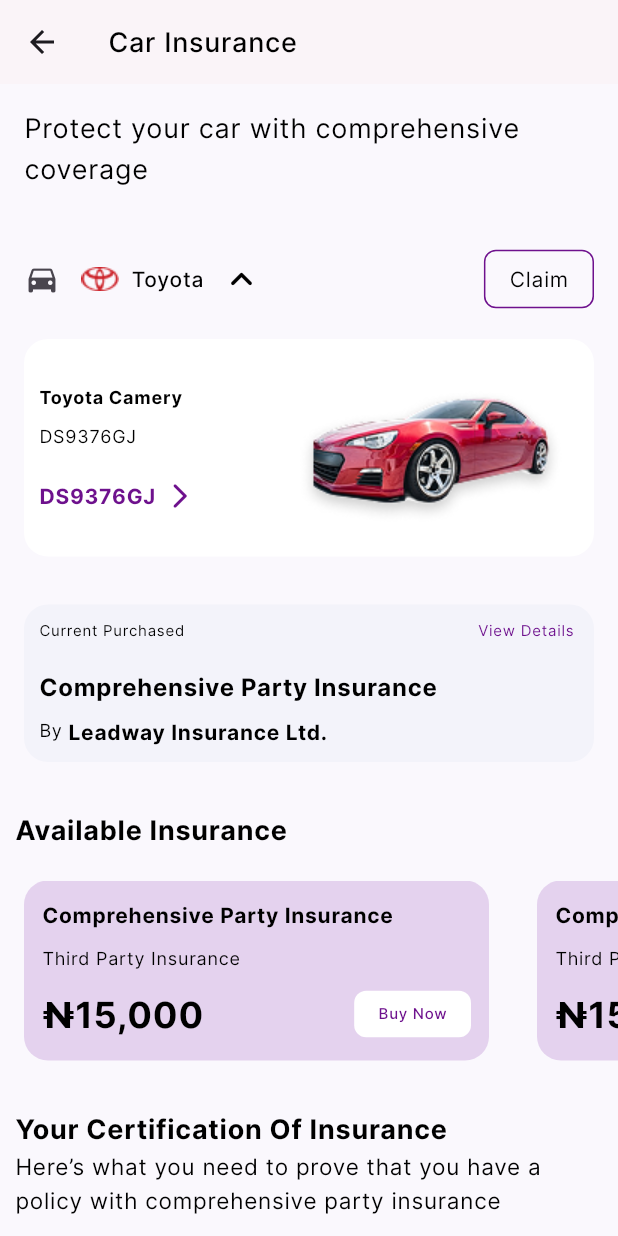
After one commit to MotorBy/motorby-app, a Flutter app: the screen it shows after launch, after a tap on "Car Insurance", on a phone screen of 412 x 824 dp. The commit adds this screen. Run offline on Flutter 3.47's test engine with Material 3 defaults, Android fonts, the phone set to English and light mode, and no system bars; our stand-ins replace app_links, carousel_slider, firebase_core, firebase_messaging, firebase_storage, flutter_svg and 10 more; missing offline and left inert: flutter_paystack_max; accounts and stored records are empty; generated files the repository leaves out were written again; network calls fail; project files that could hold a hidden picture were left out.

Commit message:
progress on insurance screen

```diff
--- /dev/null
+++ b/lib/ui/new_ui/home/insurance.dart
@@ -0,0 +1,302 @@
+import 'package:flutter/material.dart';
+import 'package:mobile_auto_drive/ui/new_ui/home/new_home.dart';
+import 'package:mobile_auto_drive/utils/colors.dart';
+import 'package:mobile_auto_drive/utils/get_svg_png.dart';
+import 'package:mobile_auto_drive/utils/margin.dart';
+import 'package:mobile_auto_drive/widgets/app_container_widget.dart';
+import 'package:mobile_auto_drive/widgets/texts.dart';
+
+class InsuranceScreen extends StatefulWidget {
+  const InsuranceScreen({super.key});
+
+  @override
+  State<InsuranceScreen> createState() => _InsuranceScreenState();
+}
+
+class _InsuranceScreenState extends State<InsuranceScreen> {
+  @override
+  Widget build(BuildContext context) {
+    return Scaffold(
+      appBar: AppBar(
+        leading: GestureDetector(
+            onTap: () {
+              Navigator.of(context).pop();
+            },
+            child: const GetSvgImage(
+              image: 'assets/images/arrow_back.svg',
+              boxFit: BoxFit.scaleDown,
+            )),
+        centerTitle: false,
+        backgroundColor: XColors.highlightColor().withOpacity(0.1),
+        title: const NormalText(
+          text: 'Car Insurance',
+          fontSize: 18,
+          fontWeight: FontWeight.w500,
+        ),
+      ),
+      backgroundColor: XColors.background(),
+      body: SingleChildScrollView(
+        child: Column(
+          crossAxisAlignment: CrossAxisAlignment.start,
+          children: [
+            const YMargin(16),
+            Padding(
+              padding: const EdgeInsets.symmetric(horizontal: 16.0),
+              child: NormalText(
+                text: 'Protect your car with comprehensive coverage',
+                fontSize: 18,
+                fontWeight: FontWeight.w400,
+                textColor: XColors.black(),
+              ),
+            ),
+            const YMargin(36),
+            ListTile(
+              contentPadding: const EdgeInsets.symmetric(horizontal: 16.0),
+              leading: const Icon(Icons.directions_car),
+              dense: true,
+              visualDensity: const VisualDensity(horizontal: -4),
+              title: Row(
+                children: [
+                  Image.asset('assets/images/toyota-logo.png', height: 24),
+                  const SizedBox(width: 2),
+                  const NormalText(
+                    text: 'Toyota',
+                    fontWeight: FontWeight.w500,
+                    fontSize: 14,
+                  ),
+                  const XMargin(10),
+                  Icon(
+                    Icons.expand_less_rounded,
+                    color: XColors.black(),
+                    size: 30,
+                  )
+                ],
+              ),
+              onTap: () {
+                showModalBottomSheet(
+                  context: context,
+                  shape: const RoundedRectangleBorder(
+                    borderRadius:
+                        BorderRadius.vertical(top: Radius.circular(20)),
+                  ),
+                  builder: (context) => const VehicleSelectionBottomSheet(),
+                );
+              },
+              trailing: ContainerWidget(
+                borderColor: XColors.primaryColor2(),
+                hasBorder: true,
+                borderThickness: 1,
+                borderRadius: BorderRadius.circular(8),
+                padding:
+                    const EdgeInsets.symmetric(vertical: 8, horizontal: 16),
+                child: const NormalText(
+                  text: 'Claim',
+                  fontSize: 14,
+                  fontWeight: FontWeight.w400,
+                ),
+              ),
+            ),
+            const YMargin(16),
+            ContainerWidget(
+              margin: const EdgeInsets.symmetric(horizontal: 16.0),
+              padding: const EdgeInsets.symmetric(vertical: 10, horizontal: 10),
+              backgroundColor: XColors.white(),
+              borderRadius: BorderRadius.circular(16),
+              child: Row(
+                mainAxisAlignment: MainAxisAlignment.spaceBetween,
+                children: [
+                  Column(
+                    crossAxisAlignment: CrossAxisAlignment.start,
+                    children: [
+                      const NormalText(
+                        text: 'Toyota Camery',
+                        fontSize: 12,
+                        fontWeight: FontWeight.w600,
+                      ),
+                      const YMargin(8),
+                      const NormalText(
+                        text: 'DS9376GJ',
+                        fontSize: 12,
+                        fontWeight: FontWeight.w400,
+                      ),
+                      const YMargin(20),
+                      Row(
+                        children: [
+                          NormalText(
+                            text: 'DS9376GJ',
+                            fontSize: 14,
+                            fontWeight: FontWeight.w600,
+                            textColor: XColors.primaryColor2(),
+                          ),
+                          const XMargin(6),
+                          Icon(
+                            Icons.arrow_forward_ios_rounded,
+                            color: XColors.primaryColor2(),
+                            size: 20,
+                          ),
+                        ],
+                      ),
+                    ],
+                  ),
+                  const GetPngImage(image: 'assets/images/auto/camery_car.png')
+                ],
+              ),
+            ),
+            const YMargin(32),
+            ContainerWidget(
+              margin: const EdgeInsets.symmetric(horizontal: 16.0),
+              padding: const EdgeInsets.symmetric(vertical: 10, horizontal: 10),
+              backgroundColor: Color(0xFFF3F3FA),
+              borderRadius: BorderRadius.circular(16),
+              child: Row(
+                mainAxisAlignment: MainAxisAlignment.spaceBetween,
+                crossAxisAlignment: CrossAxisAlignment.start,
+                children: [
+                  Column(
+                    crossAxisAlignment: CrossAxisAlignment.start,
+                    children: [
+                      const NormalText(
+                        text: 'Current Purchased ',
+                        fontSize: 10,
+                        fontWeight: FontWeight.w400,
+                      ),
+                      const YMargin(18),
+                      const NormalText(
+                        text: 'Comprehensive Party Insurance',
+                        fontSize: 16,
+                        fontWeight: FontWeight.w600,
+                      ),
+                      const YMargin(7),
+                      Row(
+                        children: [
+                          NormalText(
+                            text: 'By ',
+                            fontSize: 12,
+                            fontWeight: FontWeight.w400,
+                            textColor: XColors.black(),
+                          ),
+                          NormalText(
+                            text: 'Leadway Insurance Ltd.',
+                            fontSize: 14,
+                            fontWeight: FontWeight.w600,
+                            textColor: XColors.black(),
+                          ),
+                        ],
+                      ),
+                    ],
+                  ),
+                  NormalText(
+                    text: 'View Details ',
+                    fontSize: 10,
+                    fontWeight: FontWeight.w400,
+                    textColor: XColors.primaryColor2(),
+                  ),
+                ],
+              ),
+            ),
+            const YMargin(32),
+            const Padding(
+              padding: EdgeInsets.symmetric(vertical: 0, horizontal: 10),
+              child: NormalText(
+                text: 'Available Insurance ',
+                fontSize: 18,
+                fontWeight: FontWeight.w600,
+              ),
+            ),
+            const YMargin(20),
+            SizedBox(
+              height: 120,
+              child: ListView.builder(
+                  itemCount: 2,
+                  scrollDirection: Axis.horizontal,
+                  physics: const AlwaysScrollableScrollPhysics(),
+                  shrinkWrap: true,
+                  itemBuilder: (context, index) {
+                    return ContainerWidget(
+                      width: 310,
+                      margin: const EdgeInsets.symmetric(horizontal: 16.0),
+                      borderRadius: BorderRadius.circular(16),
+                      backgroundColor: XColors.secondaryColor(),
+                      padding: const EdgeInsets.symmetric(
+                          vertical: 12, horizontal: 12),
+                      child: Column(
+                        crossAxisAlignment: CrossAxisAlignment.start,
+                        children: [
+                          const NormalText(
+                            text: 'Comprehensive Party Insurance',
+                            fontSize: 14,
+                            fontWeight: FontWeight.w600,
+                          ),
+                          const YMargin(10),
+                          const NormalText(
+                            text: 'Third Party Insurance ',
+                            fontSize: 12,
+                            fontWeight: FontWeight.w400,
+                          ),
+                          const YMargin(10),
+                          Row(
+                            mainAxisAlignment: MainAxisAlignment.spaceBetween,
+                            children: [
+                              const Row(
+                                children: [
+                                  Text(
+                                    '₦',
+                                    style: TextStyle(
+                                        fontSize: 24,
+                                        fontWeight: FontWeight.w700,
+                                        color: Colors.black),
+                                  ),
+                                  NormalText(
+                                      text: '15,000',
+                                      fontSize: 24,
+                                      fontWeight: FontWeight.w700),
+                                ],
+                              ),
+                              ContainerWidget(
+                                backgroundColor: XColors.white(),
+                                borderRadius: BorderRadius.circular(8),
+                                padding: const EdgeInsets.symmetric(
+                                    vertical: 8, horizontal: 16),
+                                child: NormalText(
+                                  text: 'Buy Now',
+                                  fontSize: 10,
+                                  fontWeight: FontWeight.w500,
+                                  textColor: XColors.primaryColor2(),
+                                ),
+                              ),
+                            ],
+                          ),
+                        ],
+                      ),
+                    );
+                  }),
+            ),
+            const YMargin(32),
+            const Padding(
+              padding: EdgeInsets.symmetric(vertical: 0, horizontal: 10),
+              child: NormalText(
+                text: 'Your Certification Of Insurance',
+                fontSize: 18,
+                fontWeight: FontWeight.w600,
+              ),
+            ),
+            const Padding(
+              padding: EdgeInsets.symmetric(vertical: 0, horizontal: 10),
+              child: NormalText(
+                  text:
+                      'Here’s what you need to prove that you have a policy with comprehensive party insurance'),
+            ),
+            const YMargin(16),
+           const  Row(
+              mainAxisAlignment: MainAxisAlignment.center,
+              children: [
+              GetSvgImage(image: 'assets/images/material-symbols_download.svg'),
+              NormalText(text: 'Download certificate',fontSize: 10,fontWeight: FontWeight.w600,textColor: Colors.green,)
+            ],),
+          const  YMargin(50),
+          ],
+        ),
+      ),
+    );
+  }
+}
--- a/lib/ui/new_ui/home/new_home.dart
+++ b/lib/ui/new_ui/home/new_home.dart
@@ -1,6 +1,7 @@
 import 'package:flutter/material.dart';
 import 'package:mobile_auto_drive/ui/new_ui/cars/add_car_screen.dart';
 import 'package:mobile_auto_drive/ui/new_ui/checklist_screen/checklist_screen.dart';
+import 'package:mobile_auto_drive/ui/new_ui/home/insurance.dart';
 import 'package:mobile_auto_drive/utils/colors.dart';
 import 'package:mobile_auto_drive/utils/get_svg_png.dart';
 import 'package:mobile_auto_drive/utils/margin.dart';
@@ -210,12 +211,17 @@ class NewHomeScreen extends StatelessWidget {
                       ),
                       const YMargin(14),
                       // Insurance Card
-                      const Stack(
+                       Stack(
                         children: [
                           GetPngImage(image: 'assets/images/motorby_toyo.png'),
                           Positioned(
                             top: 35,
                             left: 14,
+                            child: GestureDetector(
+                              onTap: (){
+                                navigate(context, const InsuranceScreen());
+                              },
+                              child: const AbsorbPointer(
                                 child: Column(
                                   crossAxisAlignment: CrossAxisAlignment.start,
                                   children: [
@@ -240,6 +246,8 @@ class NewHomeScreen extends StatelessWidget {
                                       ],
                                     ),
                                   ],
+                                ),
+                              ),
                             ),
                           )
                         ],
--- a/lib/ui/new_ui/report/add_mileage_log_sheet.dart
+++ b/lib/ui/new_ui/report/add_mileage_log_sheet.dart
@@ -26,12 +26,12 @@ class AddMileageLogSheet extends StatelessWidget {
                 const Row(
                   mainAxisAlignment: MainAxisAlignment.spaceBetween,
                   children: [
-                    const Text(
+                    const NormalText(text:
                       'Add Mileage Log',
-                      style: TextStyle(
+
                         fontSize: 24,
-                        fontWeight: FontWeight.bold,
-                      ),
+                        fontWeight: FontWeight.w700,
+
                     ),
                   ],
                 ),
--- a/lib/utils/colors.dart
+++ b/lib/utils/colors.dart
@@ -10,6 +10,7 @@ class XColors {
   static Color primaryColor() => Colors.purpleAccent;
   static Color primaryColor2() => const Color(0xFF6E118D);
   static Color buttonColor()=> const Color(0xff7A1CAC);
+  static Color secondaryColor()=> const Color(0xFFE4D2EE);
   static Color highlightColor() => const Color(0xFFF7D1CD);
   static Color containerColor() => const Color(0xFFF4EFFB);
   static Color surfaceColor() => getDarkMode != true ? const Color(0xFFC42D32) : const Color(0xFFFFFFFF);
```
Also changed, not shown: assets/images/arrow_back.svg (added), assets/images/auto/camery_car.png (added), assets/images/material-symbols_download.svg (added). Lines whose indentation alone changed are shown as unchanged.
